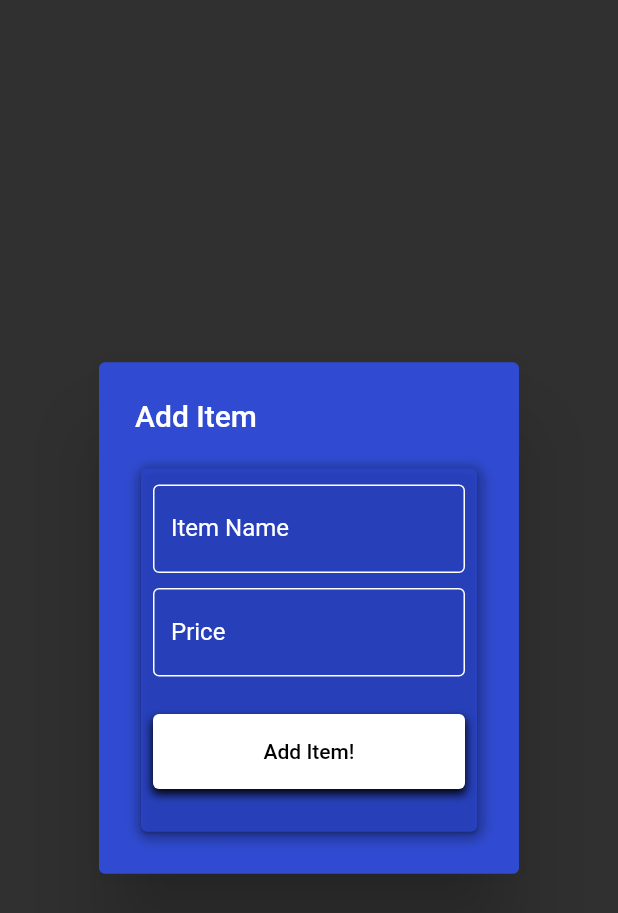
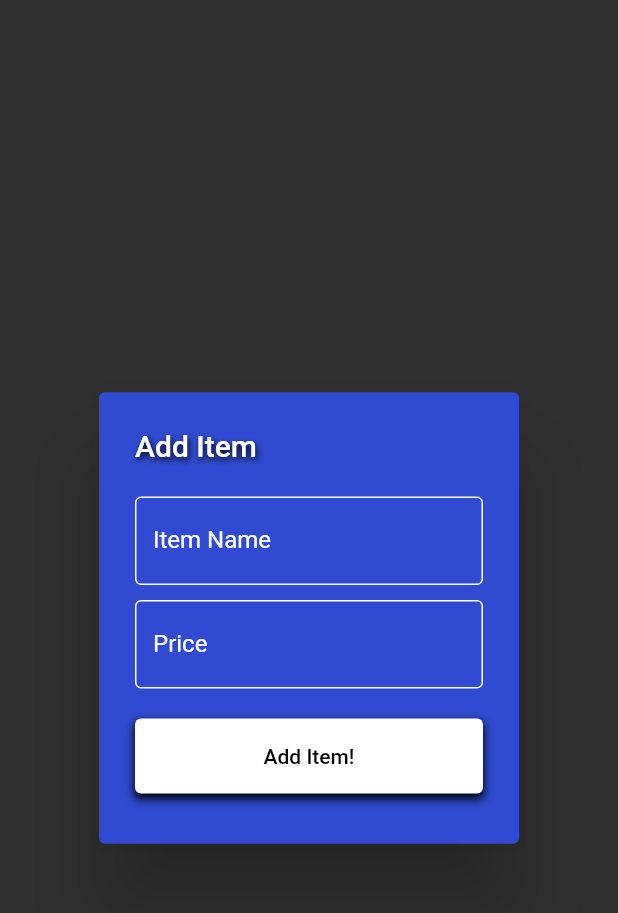
Before and after one commit to LucasMonir/Custom-Shopping-List, a Flutter app: the AddPage widget shown alone on an empty page, opened directly, on a phone screen of 412 x 824 dp. Shown: the top 913 px of the screen. Run offline on Flutter 3.47's test engine with Material 2 defaults, Android fonts, the phone set to English and light mode, and no system bars.

Commit message:
Adjusted add item popup to be more direct

```diff
--- a/lib/pages/add_page.dart
+++ b/lib/pages/add_page.dart
@@ -12,20 +12,26 @@ class _AddPageState extends State<AddPage> {
   Widget build(BuildContext context) {
     return AlertDialog(
       backgroundColor: const Color.fromARGB(255, 48, 75, 209),
-      title: const Text('Add Item'),
+      title: const Text(
+        'Add Item',
+        style: TextStyle(
+          shadows: [
+            Shadow(
+              blurRadius: 5,
+              color: Colors.black,
+              offset: Offset(1, 2),
+            ),
+          ],
+        ),
+      ),
       content: Stack(
         children: [
           Container(
-            height: 250,
+            height: 210,
             decoration: BoxDecoration(
               color: Colors.transparent,
               borderRadius: BorderRadius.circular(10),
-                boxShadow: const [
-                  BoxShadow(
-                      color: Colors.black26,
-                      blurRadius: 5,
-                      offset: Offset(1, 2)),
-                ]),
+            ),
             child: _loginForm(),
           ),
         ],
@@ -34,13 +40,7 @@ class _AddPageState extends State<AddPage> {
   }
 
   Widget _loginForm() {
-    return Card(
-      color: const Color.fromARGB(201, 43, 70, 206),
-      child: Padding(
-        padding: const EdgeInsets.all(
-          8.0,
-        ),
-        child: Column(
+    return Column(
       children: [
         Container(
           margin: const EdgeInsets.only(top: 2.5, bottom: 5),
@@ -66,7 +66,7 @@ class _AddPageState extends State<AddPage> {
         Container(
           margin: const EdgeInsets.only(
             top: 5,
-                bottom: 5,
+            bottom: 20,
           ),
           child: const TextField(
             onChanged: null,
@@ -86,7 +86,6 @@ class _AddPageState extends State<AddPage> {
           ),
         ),
         Container(
-              margin: const EdgeInsets.symmetric(vertical: 20),
           decoration: const BoxDecoration(
             boxShadow: [
               BoxShadow(
@@ -102,6 +101,9 @@ class _AddPageState extends State<AddPage> {
               foregroundColor: MaterialStatePropertyAll(
                 Color.fromARGB(255, 0, 0, 0),
               ),
+              overlayColor: MaterialStatePropertyAll(
+                Color.fromARGB(131, 164, 223, 255),
+              ),
               backgroundColor: MaterialStatePropertyAll(
                 Colors.white,
               ),
@@ -111,8 +113,6 @@ class _AddPageState extends State<AddPage> {
           ),
         ),
       ],
-        ),
-      ),
     );
   }
 }
```
Lines whose indentation alone changed are shown as unchanged.
